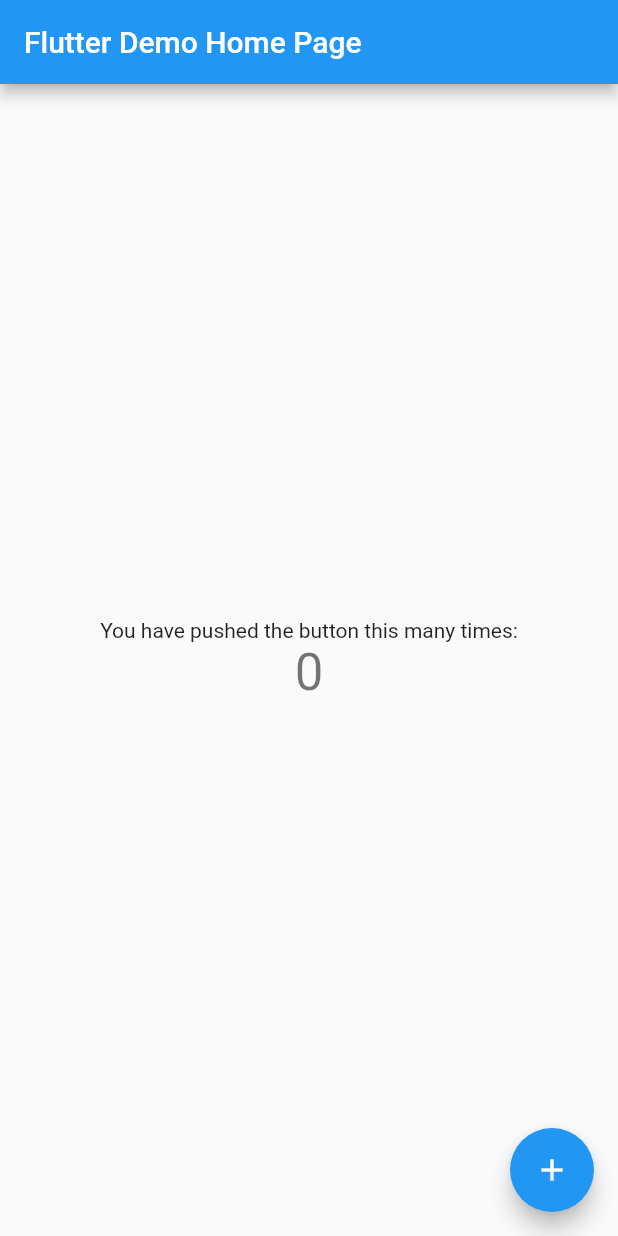
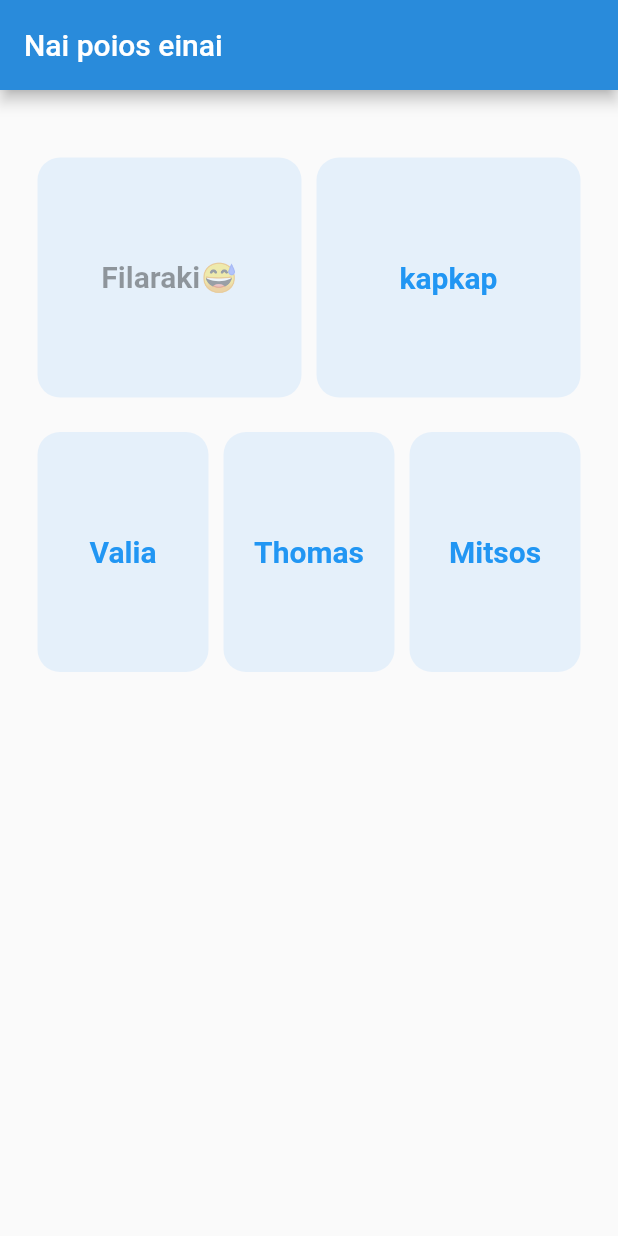
Before and after one commit to Dionkaps/corsaTours, a Flutter app: the screen it shows after launch, on a phone screen of 412 x 824 dp. Run offline on Flutter 3.47's test engine with Material 2 defaults, Android fonts, the light colour scheme and no system bars; our stand-ins replace shared_preferences.

Commit message:
basic layout and new widgets

```diff
--- /dev/null
+++ b/corsa/lib/corsa.dart
@@ -0,0 +1,92 @@
+import 'package:flutter/material.dart';
+import 'thesi.dart';
+
+class Corsa extends StatefulWidget {
+  const Corsa({super.key});
+
+  @override
+  State<Corsa> createState() => _CorsaState();
+}
+
+class _CorsaState extends State<Corsa> {
+  @override
+  Widget build(BuildContext context) {
+    double height = MediaQuery.of(context).size.height;
+    return Scaffold(
+      resizeToAvoidBottomInset: false,
+      appBar: AppBar(
+          toolbarHeight: 60,
+          title: const Text("Nai poios einai"),
+          backgroundColor: const Color.fromARGB(255, 41, 139, 219),
+          actions: const <Widget>[
+            Padding(
+              padding: EdgeInsets.only(right: 15),
+            ),
+          ]),
+      body: SizedBox(
+        height: 0.5 * height,
+        child: Center(
+          child: Column(
+            children: <Widget>[
+              Padding(
+                padding: const EdgeInsets.only(
+                    top: 45, bottom: 23, left: 20, right: 20),
+                child: Row(
+                  children: const <Widget>[
+                    Expanded(
+                        child: Padding(
+                      padding: EdgeInsets.only(left: 5, right: 5),
+                      child: SizedBox(
+                        height: 160,
+                        child: DecoratedBox(
+                          decoration: BoxDecoration(
+                              color: Color.fromARGB(21, 0, 128, 255),
+                              borderRadius:
+                                  BorderRadius.all(Radius.circular(15))),
+                          child: TextButton(
+                            onPressed: null,
+                            child: FittedBox(
+                                fit: BoxFit.fitWidth,
+                                child: Text(
+                                  'Filaraki😅',
+                                  style: TextStyle(
+                                      fontWeight: FontWeight.bold,
+                                      fontSize: 20),
+                                )),
+                          ),
+                        ),
+                      ),
+                    )),
+                    Expanded(
+                        child: Thesi(
+                      passengerName: 'kapkap',
+                    ))
+                  ],
+                ),
+              ),
+              Padding(
+                padding: const EdgeInsets.only(left: 20, right: 20),
+                child: Row(
+                  children: const <Widget>[
+                    Expanded(
+                        child: Thesi(
+                      passengerName: 'Valia',
+                    )),
+                    Expanded(
+                        child: Thesi(
+                      passengerName: 'Thomas',
+                    )),
+                    Expanded(
+                        child: Thesi(
+                      passengerName: 'Mitsos',
+                    ))
+                  ],
+                ),
+              ),
+            ],
+          ),
+        ),
+      ),
+    );
+  }
+}
--- a/corsa/lib/main.dart
+++ b/corsa/lib/main.dart
@@ -1,4 +1,7 @@
 import 'package:flutter/material.dart';
+import 'corsa.dart';
+import 'login.dart';
+import 'package:shared_preferences/shared_preferences.dart';
 
 void main() {
   runApp(const MyApp());
@@ -7,109 +10,30 @@
 class MyApp extends StatelessWidget {
   const MyApp({super.key});
 
-  // This widget is the root of your application.
   @override
   Widget build(BuildContext context) {
-    return MaterialApp(
-      title: 'Flutter Demo',
-      theme: ThemeData(
-        // This is the theme of your application.
-        //
-        // Try running your application with "flutter run". You'll see the
-        // application has a blue toolbar. Then, without quitting the app, try
-        // changing the primarySwatch below to Colors.green and then invoke
-        // "hot reload" (press "r" in the console where you ran "flutter run",
-        // or simply save your changes to "hot reload" in a Flutter IDE).
-        // Notice that the counter didn't reset back to zero; the application
-        // is not restarted.
-        primarySwatch: Colors.blue,
-      ),
-      home: const MyHomePage(title: 'Flutter Demo Home Page'),
+    return const MaterialApp(
+      home: MyStatefulWidget(),
+      debugShowCheckedModeBanner: false,
     );
   }
 }
 
-class MyHomePage extends StatefulWidget {
-  const MyHomePage({super.key, required this.title});
-
-  // This widget is the home page of your application. It is stateful, meaning
-  // that it has a State object (defined below) that contains fields that affect
-  // how it looks.
-
-  // This class is the configuration for the state. It holds the values (in this
-  // case the title) provided by the parent (in this case the App widget) and
-  // used by the build method of the State. Fields in a Widget subclass are
-  // always marked "final".
-
-  final String title;
+class MyStatefulWidget extends StatefulWidget {
+  const MyStatefulWidget({super.key});
 
   @override
-  State<MyHomePage> createState() => _MyHomePageState();
+  State<MyStatefulWidget> createState() => _MyStatefulWidgetState();
 }
 
-class _MyHomePageState extends State<MyHomePage> {
-  int _counter = 0;
-
-  void _incrementCounter() {
-    setState(() {
-      // This call to setState tells the Flutter framework that something has
-      // changed in this State, which causes it to rerun the build method below
-      // so that the display can reflect the updated values. If we changed
-      // _counter without calling setState(), then the build method would not be
-      // called again, and so nothing would appear to happen.
-      _counter++;
-    });
-  }
-
+class _MyStatefulWidgetState extends State<MyStatefulWidget> {
   @override
   Widget build(BuildContext context) {
-    // This method is rerun every time setState is called, for instance as done
-    // by the _incrementCounter method above.
-    //
-    // The Flutter framework has been optimized to make rerunning build methods
-    // fast, so that you can just rebuild anything that needs updating rather
-    // than having to individually change instances of widgets.
-    return Scaffold(
-      appBar: AppBar(
-        // Here we take the value from the MyHomePage object that was created by
-        // the App.build method, and use it to set our appbar title.
-        title: Text(widget.title),
-      ),
-      body: Center(
-        // Center is a layout widget. It takes a single child and positions it
-        // in the middle of the parent.
-        child: Column(
-          // Column is also a layout widget. It takes a list of children and
-          // arranges them vertically. By default, it sizes itself to fit its
-          // children horizontally, and tries to be as tall as its parent.
-          //
-          // Invoke "debug painting" (press "p" in the console, choose the
-          // "Toggle Debug Paint" action from the Flutter Inspector in Android
-          // Studio, or the "Toggle Debug Paint" command in Visual Studio Code)
-          // to see the wireframe for each widget.
-          //
-          // Column has various properties to control how it sizes itself and
-          // how it positions its children. Here we use mainAxisAlignment to
-          // center the children vertically; the main axis here is the vertical
-          // axis because Columns are vertical (the cross axis would be
-          // horizontal).
-          mainAxisAlignment: MainAxisAlignment.center,
-          children: <Widget>[
-            const Text(
-              'You have pushed the button this many times:',
-            ),
-            Text(
-              '$_counter',
-              style: Theme.of(context).textTheme.headlineMedium,
-            ),
-          ],
-        ),
-      ),
-      floatingActionButton: FloatingActionButton(
-        onPressed: _incrementCounter,
-        tooltip: 'Increment',
-        child: const Icon(Icons.add),
-      ), // This trailing comma makes auto-formatting nicer for build methods.
-    );
+    double height = MediaQuery.of(context).size.height;
+    if (true) {
+      return Corsa();
+    } else {
+      return Login();
+    }
   }
 }
--- /dev/null
+++ b/corsa/lib/thesi.dart
@@ -0,0 +1,36 @@
+import 'package:flutter/material.dart';
+
+class Thesi extends StatefulWidget {
+  final String passengerName;
+
+  const Thesi({Key? key, required this.passengerName}) : super(key: key);
+
+  @override
+  State<Thesi> createState() => _ThesiState();
+}
+
+class _ThesiState extends State<Thesi> {
+  @override
+  Widget build(BuildContext context) {
+    return Padding(
+      padding: const EdgeInsets.only(left: 5, right: 5),
+      child: SizedBox(
+        height: 160,
+        child: DecoratedBox(
+          decoration: const BoxDecoration(
+              color: Color.fromARGB(21, 0, 128, 255),
+              borderRadius: BorderRadius.all(Radius.circular(15))),
+          child: TextButton(
+            onPressed: () => {},
+            child: FittedBox(
+                fit: BoxFit.fitWidth,
+                child: Text(
+                  widget.passengerName,
+                  style: const TextStyle(fontWeight: FontWeight.bold, fontSize: 20),
+                )),
+          ),
+        ),
+      ),
+    );
+  }
+}
--- a/corsa/pubspec.yaml
+++ b/corsa/pubspec.yaml
@@ -31,7 +31,7 @@
   flutter:
     sdk: flutter
 
-
+  shared_preferences: ^2.0.20
   # The following adds the Cupertino Icons font to your application.
   # Use with the CupertinoIcons class for iOS style icons.
   cupertino_icons: ^1.0.2
```
Also changed, not shown: corsa/lib/login.dart (added, +64 -0 lines), corsa/pubspec.lock, 1 other file.
